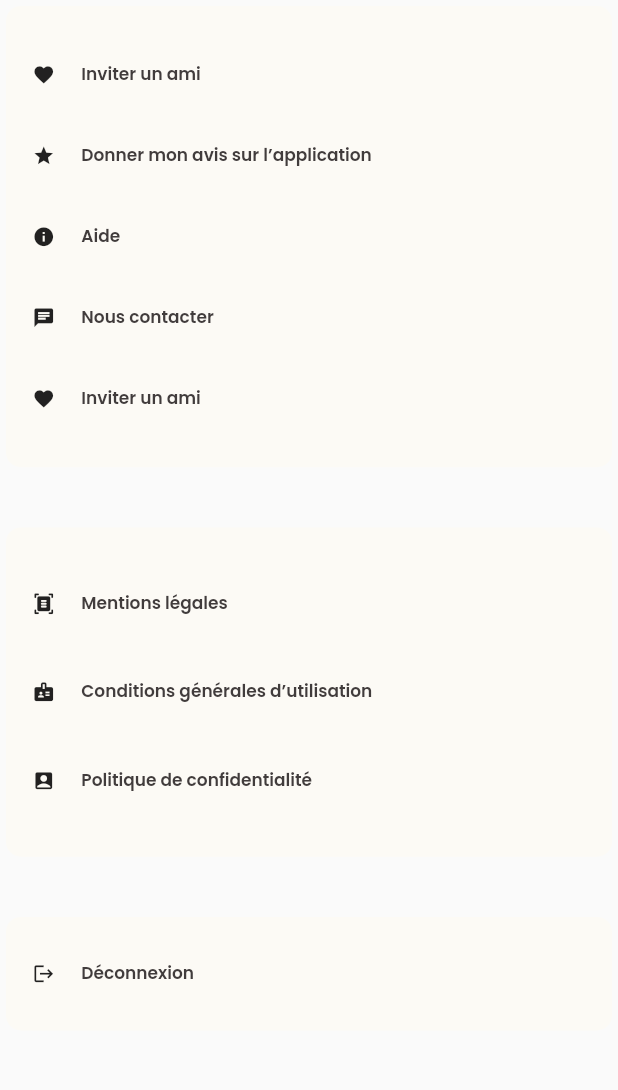
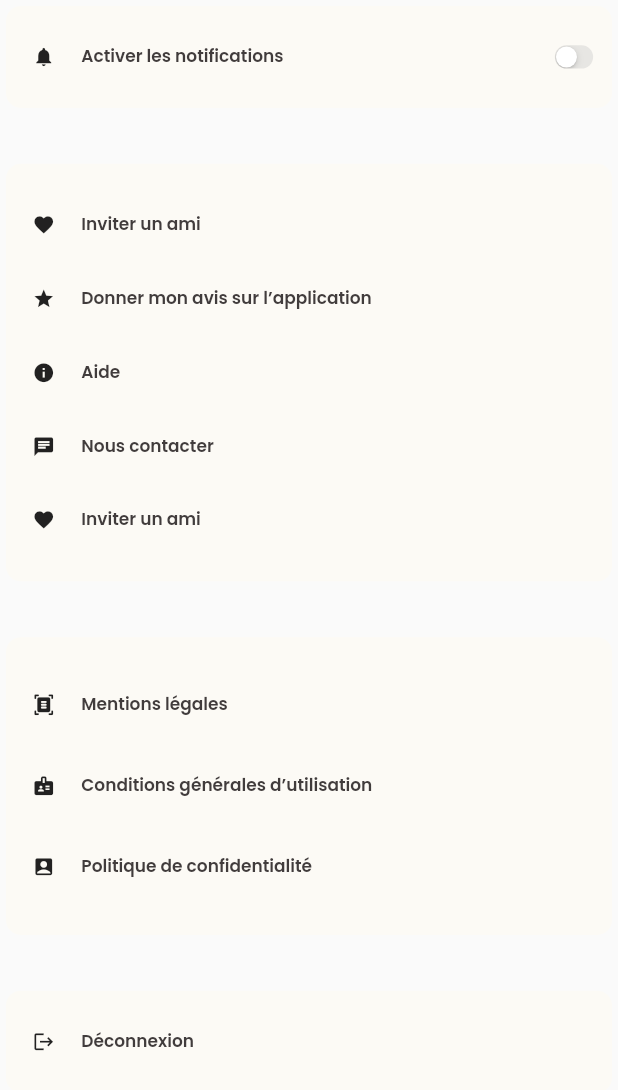
Before and after one commit to mercoski/FlutterProjects, a Flutter app: what profile_parameters_bottom() shows on an empty page, opened directly with empty values, on a phone screen of 412 x 824 dp. Shown: the top 1090 px of the screen. Run offline on Flutter 3.47's test engine with Material 2 defaults, Android fonts, the light colour scheme and no system bars; our stand-ins replace audioplayers, cloud_firestore, connectivity, firebase_analytics, firebase_auth, firebase_core and 8 more; missing offline and left inert: dart:ffi; accounts and stored records are empty; network calls fail.

```diff
--- a/travel_app/lib/widgets/profilwidgets/profile_parameters_bottom.dart
+++ b/travel_app/lib/widgets/profilwidgets/profile_parameters_bottom.dart
@@ -24,6 +24,7 @@ class profile_parameters_bottom extends StatefulWidget {
 }
 
 class _profile_parameters_bottomState extends State<profile_parameters_bottom> {
+  bool notification_status = false;
   @override
   Widget build(BuildContext context) {
     return Expanded(
@@ -31,6 +32,85 @@ class _profile_parameters_bottomState extends State<profile_parameters_bottom> {
       child: Column(
         mainAxisAlignment: MainAxisAlignment.center,
         children: [
+          Expanded(
+            flex: 39,
+            child: Card(
+              color: Color(0xFFFCFAF5),
+              elevation: 0,
+              shape: RoundedRectangleBorder(
+                borderRadius: BorderRadius.circular(10),
+              ),
+              child: Column(
+                mainAxisAlignment: MainAxisAlignment.spaceEvenly,
+                children: [
+                  Row(
+                    children: [
+                      const Spacer(
+                        flex: 14,
+                      ),
+                      const Expanded(
+                          flex: 15,
+                          child: Icon(
+                            Icons.notifications,
+                            size: 15,
+                          )),
+                      const Spacer(
+                        flex: 14,
+                      ),
+                      Expanded(
+                        flex: 292,
+                        child: Row(
+                          mainAxisAlignment: MainAxisAlignment.spaceBetween,
+                          children: [
+                            GestureDetector(
+                              onTap: () async {
+                                await FirebaseAuth.instance.signOut();
+                                Navigator.pop(context);
+                                Navigator.pushNamed(context, '/');
+                              },
+                              child: Text(
+                                'Activer les notifications',
+                                textAlign: TextAlign.left,
+                                style: GoogleFonts.poppins(
+                                  fontSize: AdaptiveTextSize()
+                                      .getadaptiveTextSize(context, 11),
+                                  fontWeight: FontWeight.w600,
+                                  color: Color(0xFF413C3C),
+                                ),
+                              ),
+                            ),
+                            const Spacer(),
+                            Container(
+                              height: 11,
+                              width: 25,
+                              child: Transform.scale(
+                                scale: 0.5,
+                                transformHitTests: false,
+                                child: CupertinoSwitch(
+                                  activeColor: Color(0xff519442),
+                                  value: notification_status,
+                                  onChanged: (value) {
+                                    setState(() {
+                                      notification_status = value;
+                                      print(notification_status);
+                                    });
+                                  },
+                                ),
+                              ),
+                            ),
+                          ],
+                        ),
+                      ),
+                      const Spacer(
+                        flex: 11,
+                      )
+                    ],
+                  ),
+                ],
+              ),
+            ),
+          ),
+          const Spacer(flex: 15),
           Expanded(
             flex: 147,
             child: Card(
@@ -516,7 +596,7 @@ class _profile_parameters_bottomState extends State<profile_parameters_bottom> {
               ),
             ),
           ),
-          const Spacer(flex: 62),
+          const Spacer(flex: 47),
         ],
       ),
     );
--- a/travel_app/pubspec.yaml
+++ b/travel_app/pubspec.yaml
@@ -39,6 +39,7 @@ dependencies:
   google_sign_in: ^5.2.3
   flutter_svg: ^1.0.1
   cloud_firestore: ^3.1.6
+  image_picker: 0.7.4
   # The following adds the Cupertino Icons font to your application.
   # Use with the CupertinoIcons class for iOS style icons.
   cupertino_icons: ^1.0.2
```
Also changed, not shown: travel_app/lib/widgets/profilwidgets/profile_top.dart (+30 -2 lines), travel_app/pubspec.lock, 4 other files.
